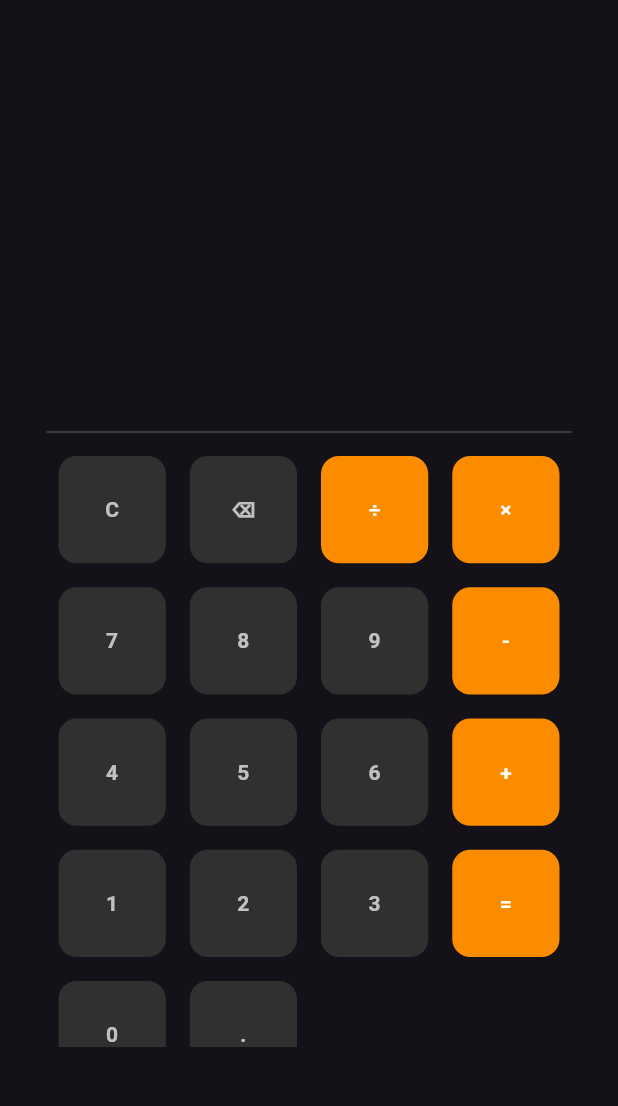
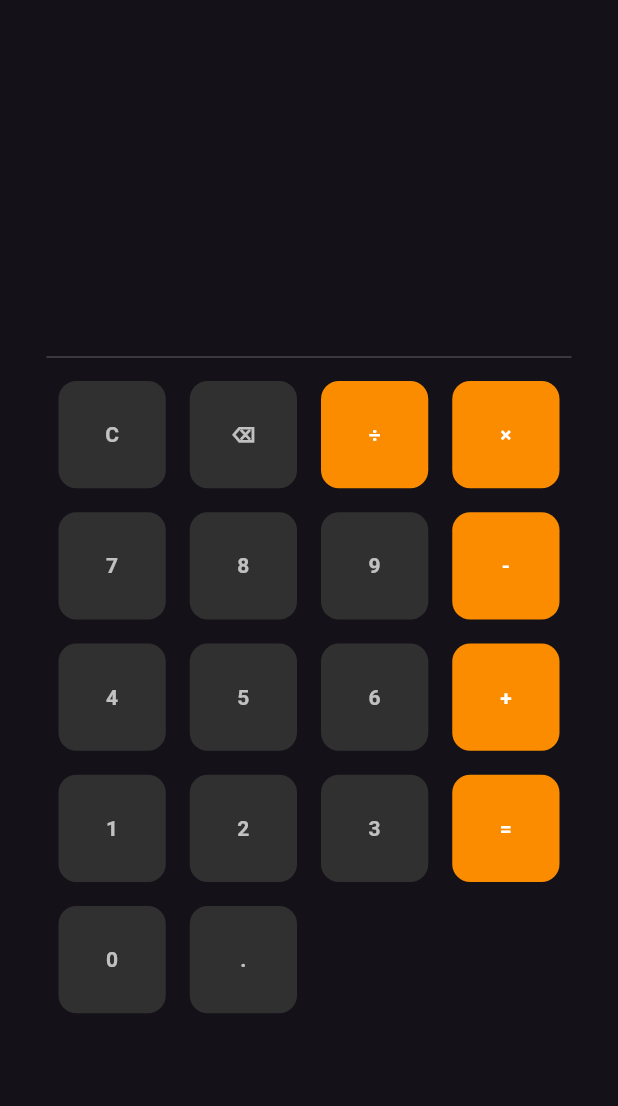
Before and after one commit to Rakhima07/calculator, a Flutter app: the screen it shows after launch, on a phone screen of 412 x 824 dp, the part 63-1169 px from its top. Run offline on Flutter 3.47's test engine with Material 3 defaults, Android fonts, the phone set to English and light mode, and no system bars; our stand-ins replace math_expressions.

Commit message:
Initial commit

```diff
--- a/lib/main.dart
+++ b/lib/main.dart
@@ -30,8 +30,6 @@ class CalculatorPage extends StatefulWidget {
 class _CalculatorPageState extends State<CalculatorPage> {
   String _input = '';
   String _result = '';
-
-  // Метод для обработки нажатий
   void _onButtonPressed(String value) {
     setState(() {
       if (value == 'C') {
@@ -59,7 +57,6 @@ class _CalculatorPageState extends State<CalculatorPage> {
 
   @override
   Widget build(BuildContext context) {
-    // Кнопки калькулятора
     final buttons = [
       'C', '⌫', '÷', '×',
       '7', '8', '9', '-',
@@ -72,12 +69,12 @@ class _CalculatorPageState extends State<CalculatorPage> {
       appBar: AppBar(title: const Text('Калькулятор')),
       body: Center(
         child: Container(
-          width: 350, // Фиксированная ширина
-          height: 600, // Увеличил высоту до 600
+          width: 350,
+          height: 700,
           child: Column(
             mainAxisAlignment: MainAxisAlignment.end,
             children: [
-              // Поле ввода
+
               Container(
                 padding: const EdgeInsets.all(20),
                 alignment: Alignment.centerRight,
@@ -86,7 +83,6 @@ class _CalculatorPageState extends State<CalculatorPage> {
                   style: const TextStyle(fontSize: 32, color: Colors.white70),
                 ),
               ),
-              // Поле результата
               Container(
                 padding: const EdgeInsets.all(20),
                 alignment: Alignment.centerRight,
@@ -96,13 +92,11 @@ class _CalculatorPageState extends State<CalculatorPage> {
                 ),
               ),
               const Divider(),
-
-              // Сетка кнопок
               Expanded(
                 child: GridView.builder(
                   itemCount: buttons.length,
                   gridDelegate: const SliverGridDelegateWithFixedCrossAxisCount(
-                    crossAxisCount: 4, // 4 кнопки в строке
+                    crossAxisCount: 4,
                   ),
                   itemBuilder: (context, index) {
                     final buttonText = buttons[index];
@@ -123,7 +117,7 @@ class _CalculatorPageState extends State<CalculatorPage> {
 
 
                               color: isOperator ? Colors.white : Colors.white70,
-                              fontWeight: FontWeight.w700,
+                              fontWeight: FontWeight.w600,
                             ),
                           ),
                         ),
```
